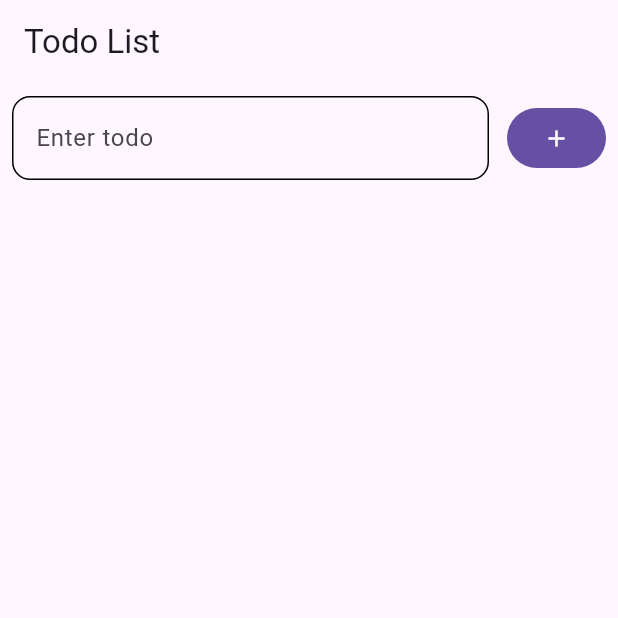
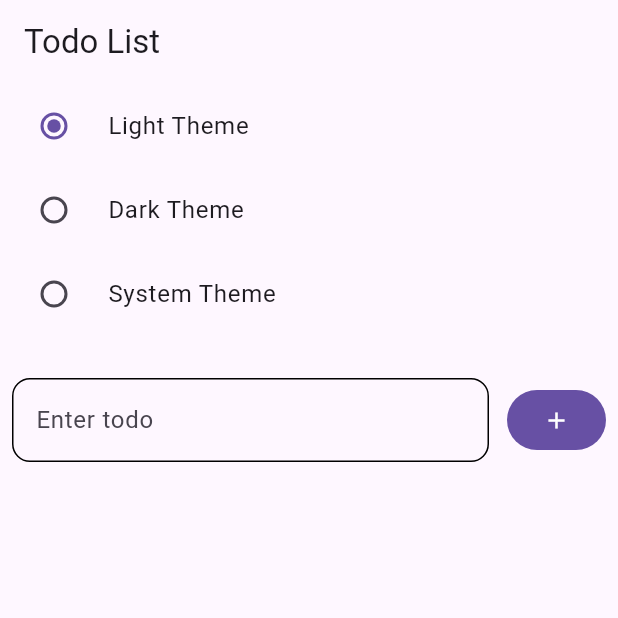
Before and after one commit to parthiv0408/flutter-provider, a Flutter app: the screen it shows after launch, on a phone screen of 412 x 824 dp, the top half of it. Run offline on Flutter 3.47's test engine with Material 3 defaults, Android fonts, the phone set to English and light mode, and no system bars.

Commit message:
Theme Add

```diff
--- a/lib/main.dart
+++ b/lib/main.dart
@@ -1,4 +1,5 @@
 import 'package:flutter/material.dart';
+import 'package:flutter_provider/provider/theme_changer_provider.dart';
 import 'package:flutter_provider/todo/home_screen.dart';
 import 'package:flutter_provider/todo/todo_provider.dart';
 import 'package:provider/provider.dart';
@@ -15,8 +16,21 @@ void main() {
 class MyApp extends StatelessWidget {
   @override
   Widget build(BuildContext context) {
-    return MaterialApp(
-      home: HomeScreen(),
+    return MultiProvider(
+      providers: [
+        ChangeNotifierProvider(create: (context) => ThemeChangerProvider()),
+      ],
+      child: Builder(
+        builder: (context) {
+          var themeChanger = Provider.of<ThemeChangerProvider>(context);
+          return MaterialApp(
+            debugShowCheckedModeBanner: false,
+            themeMode: themeChanger.theme,
+            darkTheme: ThemeData(brightness: Brightness.dark),
+            home: HomeScreen(),
+          );
+        },
+      ),
     );
   }
 }
--- /dev/null
+++ b/lib/provider/theme_changer_provider.dart
@@ -0,0 +1,12 @@
+import 'package:flutter/material.dart';
+
+class ThemeChangerProvider extends ChangeNotifier {
+  var _themeMode = ThemeMode.light;
+
+  ThemeMode get theme => _themeMode;
+
+  void setTheme(themeMode) {
+    _themeMode = themeMode;
+    notifyListeners();
+  }
+}
--- a/lib/todo/home_screen.dart
+++ b/lib/todo/home_screen.dart
@@ -1,4 +1,5 @@
 import 'package:flutter/material.dart';
+import 'package:flutter_provider/provider/theme_changer_provider.dart';
 import 'package:flutter_provider/todo/model/todo_model.dart';
 import 'package:provider/provider.dart';
 import 'todo_provider.dart';
@@ -17,12 +18,13 @@ class _HomeScreenState extends State<HomeScreen> {
 
   @override
   Widget build(BuildContext context) {
+    var themeChanger = Provider.of<ThemeChangerProvider>(context);
     return Scaffold(
-      appBar: AppBar(
-        title: Text('Todo List'),
-      ),
+      appBar: appBar(),
       body: Column(
         children: [
+          theme(themeChanger),
+          SizedBox(height: 20),
           Padding(
             padding: EdgeInsets.all(8.0),
             child: Row(
@@ -60,22 +62,16 @@ class _HomeScreenState extends State<HomeScreen> {
                   itemBuilder: (context, index) {
                     final todo = todoProvider.todos[index];
                     return ListTile(
-                      title: Text(
-                        todo.title,
-                        style: TextStyle(
-                            decoration: todo.isCompleted
-                                ? TextDecoration.lineThrough
-                                : TextDecoration.none),
-                      ),
+                      title: Text(todo.title,
+                          style: TextStyle(
+                              decoration: todo.isCompleted
+                                  ? TextDecoration.lineThrough
+                                  : TextDecoration.none)),
                       trailing: Checkbox(
-                        value: todo.isCompleted,
-                        onChanged: (value) {
-                          todoProvider.toggleTodoStatus(index);
-                        },
-                      ),
-                      onLongPress: () {
-                        todoProvider.removeTodo(index);
-                      },
+                          value: todo.isCompleted,
+                          onChanged: (value) =>
+                              todoProvider.toggleTodoStatus(index)),
+                      onLongPress: () => todoProvider.removeTodo(index),
                     );
                   },
                 );
@@ -86,4 +82,33 @@ class _HomeScreenState extends State<HomeScreen> {
       ),
     );
   }
+
+  Widget theme(ThemeChangerProvider themeChanger) {
+    return Column(
+      crossAxisAlignment: CrossAxisAlignment.start,
+      children: [
+        RadioListTile<ThemeMode>(
+            title: Text("Light Theme"),
+            value: ThemeMode.light,
+            groupValue: themeChanger.theme,
+            onChanged: themeChanger.setTheme),
+        RadioListTile<ThemeMode>(
+            title: Text("Dark Theme"),
+            value: ThemeMode.dark,
+            groupValue: themeChanger.theme,
+            onChanged: themeChanger.setTheme),
+        RadioListTile<ThemeMode>(
+            title: Text("System Theme"),
+            value: ThemeMode.system,
+            groupValue: themeChanger.theme,
+            onChanged: themeChanger.setTheme),
+      ],
+    );
+  }
+
+  AppBar appBar() {
+    return AppBar(
+      title: Text('Todo List'),
+    );
+  }
 }
```
